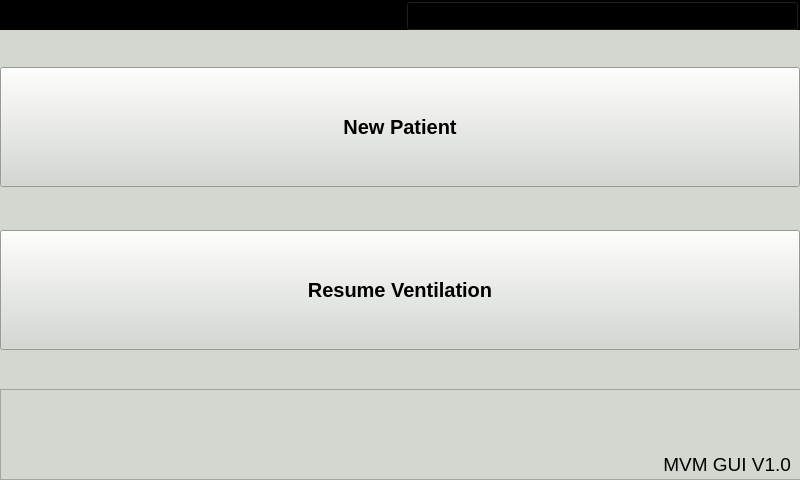
This is gui/mainwindow.ui in MariuszSuchenek/MVM_GUI_test2 as Qt 5 draws it before an edit. The edited form follows.
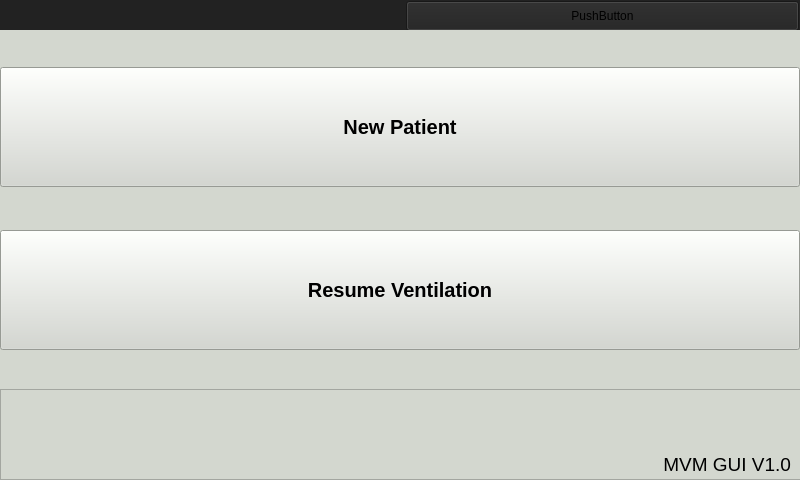
This is the edited form. Custom widgets are drawn as their Qt base class.

Commit message: Some mainwindow visual touchups

What changed in the file:
```diff
--- a/gui/mainwindow.ui
+++ b/gui/mainwindow.ui
@@ -481,7 +481,7 @@
        </size>
       </property>
       <property name="styleSheet">
-       <string notr="true">background: black;
+       <string notr="true">background: #222222;
 </string>
       </property>
       <layout class="QHBoxLayout" name="horizontalLayout_7" stretch="0,0,0">
```
